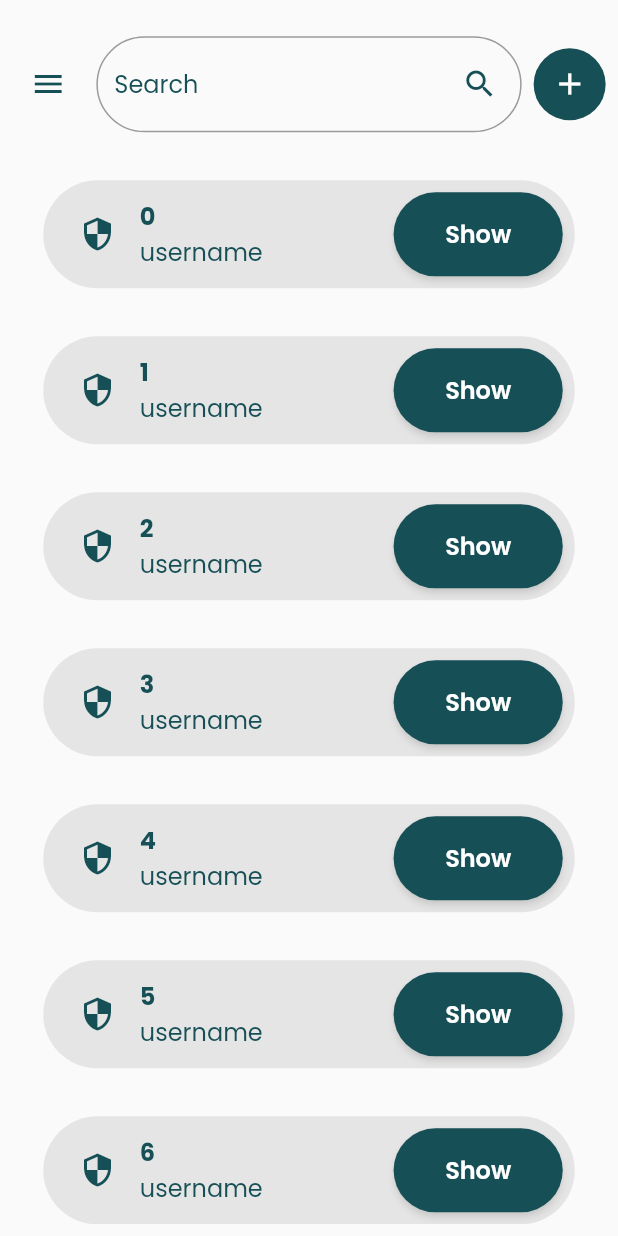
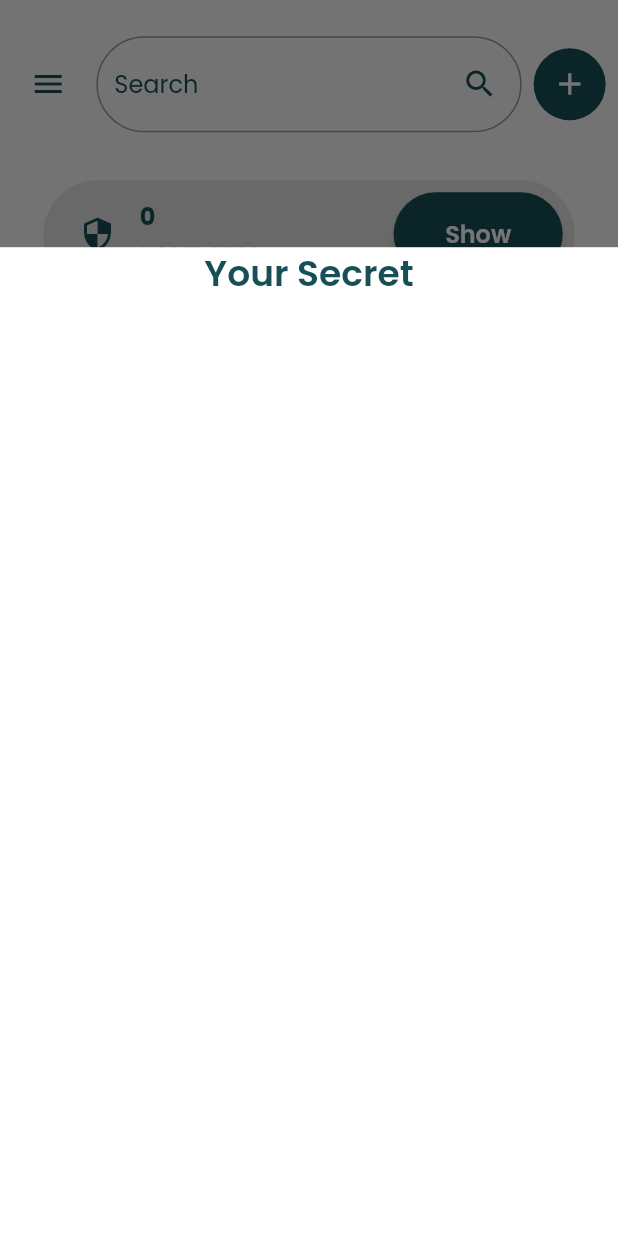
Before and after one commit to jatinkarthik-tripathy/SecretKeeper, a Flutter app: the Home screen opened by its route, after a tap on "Show", on a phone screen of 412 x 824 dp. Run offline on Flutter 3.47's test engine with Material 2 defaults, Android fonts, the light colour scheme and no system bars.

Commit message:
show secret layouting

```diff
--- a/secretkeeper/lib/screens/home.dart
+++ b/secretkeeper/lib/screens/home.dart
@@ -3,6 +3,7 @@ import 'package:flutter/rendering.dart';
 import 'package:secretkeeper/models/breakpoints.dart';
 import 'package:secretkeeper/models/data.dart';
 import 'package:secretkeeper/widgets/addSecret.dart';
+import 'package:secretkeeper/widgets/showSecret.dart';
 import 'package:secretkeeper/widgets/sidebar.dart';
 
 class Home extends StatefulWidget {
@@ -85,7 +86,7 @@ class _HomeState extends State<Home> with SingleTickerProviderStateMixin {
     );
   }
 
-  static Route<Object?> _dialogBuilder(
+  static Route<Object?> _addDialogBuilder(
     BuildContext context,
     Object? arguments,
   ) {
@@ -112,6 +113,40 @@ class _HomeState extends State<Home> with SingleTickerProviderStateMixin {
                 horizontal: constraints.maxWidth * 0.01,
               ),
               child: AddSecret(),
+            ),
+          ],
+        ),
+      ),
+    );
+  }
+
+  static Route<Object?> _showDialogBuilder(
+    BuildContext context,
+    Object? arguments,
+  ) {
+    return DialogRoute<void>(
+      context: context,
+      builder: (BuildContext context) => LayoutBuilder(
+        builder: (context, constraints) => SimpleDialog(
+          title: Text(
+            "Your Secret",
+            style: TextStyle(
+              fontSize: 32,
+              color: Theme.of(context).primaryColor,
+              fontWeight: FontWeight.w600,
+            ),
+          ),
+          backgroundColor: Theme.of(context).backgroundColor,
+          children: [
+            Container(
+              width: Breakpoints.isTablet(constraints)
+                  ? constraints.maxWidth * 0.75
+                  : constraints.maxWidth * 0.5,
+              height: constraints.maxHeight * 0.6,
+              padding: EdgeInsets.symmetric(
+                horizontal: constraints.maxWidth * 0.01,
+              ),
+              child: ShowSecret(),
             ),
           ],
         ),
@@ -214,7 +249,7 @@ class _HomeState extends State<Home> with SingleTickerProviderStateMixin {
                       ),
                     ),
                     onPressed: () =>
-                        Navigator.of(context).restorablePush(_dialogBuilder),
+                        Navigator.of(context).restorablePush(_addDialogBuilder),
                     child: Padding(
                       padding: EdgeInsets.symmetric(
                         horizontal: 16,
@@ -325,7 +360,28 @@ class _HomeState extends State<Home> with SingleTickerProviderStateMixin {
                                     Theme.of(context).primaryColor,
                                   ),
                                 ),
-                                onPressed: () {},
+                                onPressed: () {
+                                  Breakpoints.isMobile(constraints)
+                                      ? showModalBottomSheet<void>(
+                                          context: context,
+                                          backgroundColor: Colors.transparent,
+                                          isScrollControlled: true,
+                                          isDismissible: true,
+                                          builder: (context) => Container(
+                                            width: constraints.maxWidth,
+                                            height: constraints.maxHeight * 0.8,
+                                            padding: EdgeInsets.symmetric(
+                                              horizontal:
+                                                  constraints.maxWidth * 0.01,
+                                            ),
+                                            color: Theme.of(context)
+                                                .backgroundColor,
+                                            child: ShowSecret(),
+                                          ),
+                                        )
+                                      : Navigator.of(context)
+                                          .restorablePush(_showDialogBuilder);
+                                },
                                 child: Text(
                                   "Show",
                                   style: TextStyle(
--- a/secretkeeper/lib/widgets/addSecret.dart
+++ b/secretkeeper/lib/widgets/addSecret.dart
@@ -124,7 +124,6 @@ class _AddSecretState extends State<AddSecret> {
                         child: encrypt(
                           constraints,
                           plainTextSize,
-                          headingTextSize,
                           titleController,
                         ),
                       )
@@ -154,7 +153,6 @@ class _AddSecretState extends State<AddSecret> {
                         child: encrypt(
                           constraints,
                           plainTextSize,
-                          headingTextSize,
                           titleController,
                         ),
                       )
@@ -184,7 +182,6 @@ class _AddSecretState extends State<AddSecret> {
                         child: encrypt(
                           constraints,
                           plainTextSize,
-                          headingTextSize,
                           titleController,
                         ),
                       )
@@ -203,7 +200,6 @@ class _AddSecretState extends State<AddSecret> {
   Widget encrypt(
     BoxConstraints constraints,
     double plainTextSize,
-    double headingTextSize,
     TextEditingController titleController,
   ) {
     print(titleController.text);
--- /dev/null
+++ b/secretkeeper/lib/widgets/showSecret.dart
@@ -0,0 +1,39 @@
+import 'package:flutter/material.dart';
+import 'package:secretkeeper/models/breakpoints.dart';
+
+class ShowSecret extends StatelessWidget {
+  @override
+  Widget build(BuildContext context) {
+    return LayoutBuilder(
+      builder: (context, constraints) {
+        double plainTextSize;
+        double headingTextSize;
+        Breakpoints.isMobile(constraints)
+            ? plainTextSize = 20
+            : plainTextSize = 16;
+        Breakpoints.isMobile(constraints)
+            ? headingTextSize = 24
+            : headingTextSize = 32;
+        return Column(
+          children: [
+            Breakpoints.isMobile(constraints)
+                ? Text(
+                    "Your Secret",
+                    style: TextStyle(
+                      fontSize: headingTextSize,
+                      color: Theme.of(context).primaryColor,
+                      fontWeight: FontWeight.w600,
+                    ),
+                  )
+                : SizedBox(
+                    height: 0,
+                  ),
+            SizedBox(
+              height: 24,
+            ),
+          ],
+        );
+      },
+    );
+  }
+}
--- a/secretkeeper/lib/widgets/sidebar.dart
+++ b/secretkeeper/lib/widgets/sidebar.dart
@@ -109,17 +109,17 @@ class SideBar extends StatelessWidget {
           SizedBox(
             height: constraints.maxHeight * 0.025,
           ),
-          Text(
-            "Bank Accounts",
-            style: TextStyle(
-              color: Theme.of(context).backgroundColor,
-              fontSize: plainTextSize,
-              fontWeight: FontWeight.w600,
-            ),
-          ),
-          SizedBox(
-            height: constraints.maxHeight * 0.025,
-          ),
+          // Text(
+          //   "Bank Accounts",
+          //   style: TextStyle(
+          //     color: Theme.of(context).backgroundColor,
+          //     fontSize: plainTextSize,
+          //     fontWeight: FontWeight.w600,
+          //   ),
+          // ),
+          // SizedBox(
+          //   height: constraints.maxHeight * 0.025,
+          // ),
           Text(
             "Account Settings",
             style: TextStyle(
```
